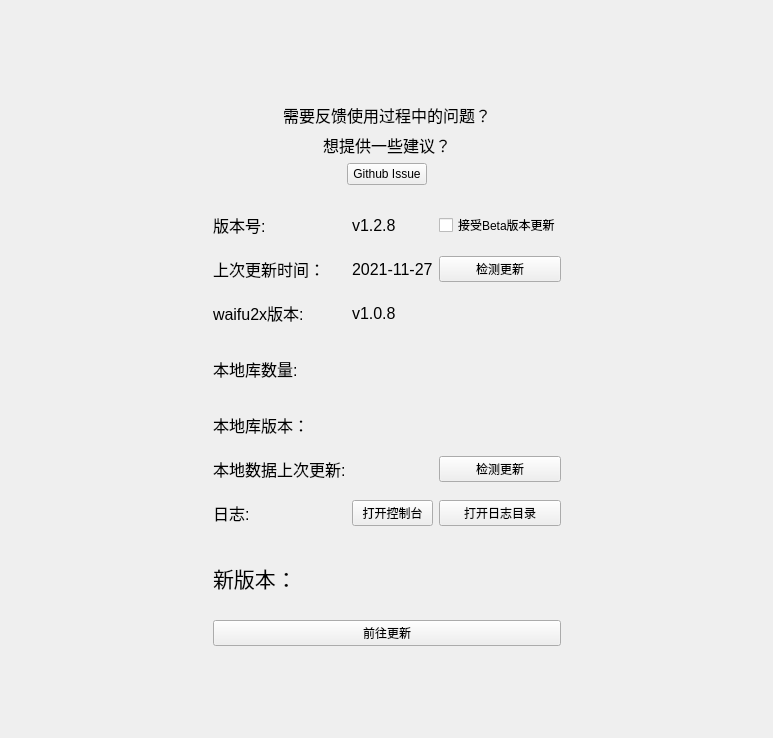
Above: ui/ui_help.ui from tonquer/picacg-qt before the change. Below: the same form after it.
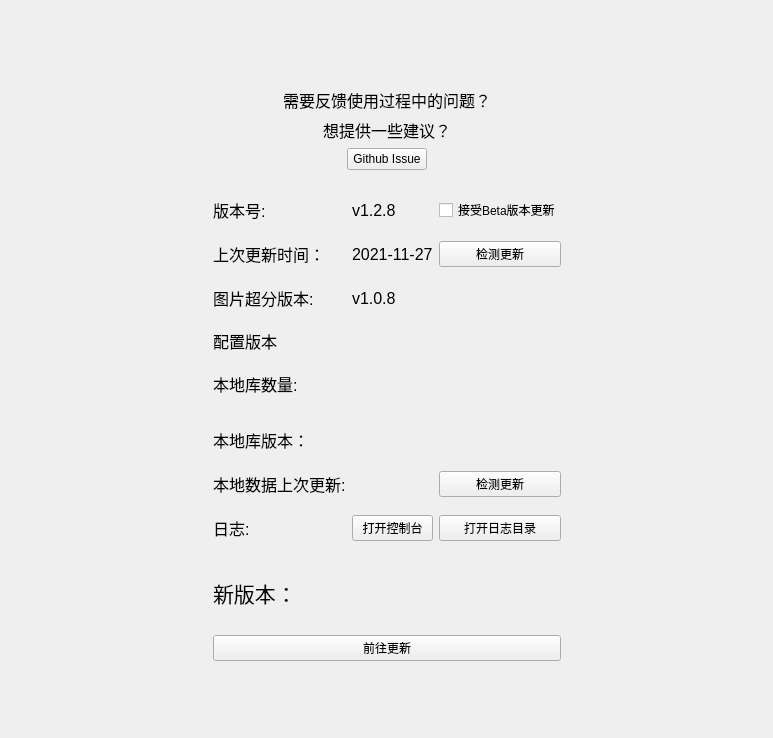
That is the form after the change. Icons and pictures are not drawn. Custom widgets are drawn as their Qt base class.

```diff
--- a/ui/ui_help.ui
+++ b/ui/ui_help.ui
@@ -29,7 +29,7 @@
         <x>0</x>
         <y>0</y>
         <width>736</width>
-        <height>744</height>
+        <height>771</height>
        </rect>
       </property>
       <layout class="QVBoxLayout" name="verticalLayout_3">
@@ -108,7 +108,7 @@
             <item>
              <widget class="QWidget" name="widget_2" native="true">
               <layout class="QGridLayout" name="gridLayout">
-               <item row="3" column="0">
+               <item row="4" column="0">
                 <widget class="QLabel" name="label_5">
                  <property name="minimumSize">
                   <size>
@@ -126,13 +126,68 @@
                  </property>
                 </widget>
                </item>
-               <item row="5" column="2">
+               <item row="1" column="0">
+                <widget class="QLabel" name="label_9">
+                 <property name="font">
+                  <font>
+                   <pointsize>12</pointsize>
+                  </font>
+                 </property>
+                 <property name="text">
+                  <string>上次更新时间：</string>
+                 </property>
+                </widget>
+               </item>
+               <item row="0" column="2">
+                <widget class="QCheckBox" name="preCheckBox">
+                 <property name="text">
+                  <string>接受Beta版本更新</string>
+                 </property>
+                </widget>
+               </item>
+               <item row="2" column="0">
+                <widget class="QLabel" name="label_6">
+                 <property name="minimumSize">
+                  <size>
+                   <width>80</width>
+                   <height>50</height>
+                  </size>
+                 </property>
+                 <property name="font">
+                  <font>
+                   <pointsize>12</pointsize>
+                  </font>
+                 </property>
+                 <property name="text">
+                  <string>图片超分版本:</string>
+                 </property>
+                </widget>
+               </item>
+               <item row="7" column="2">
                 <widget class="QPushButton" name="dbCheck">
                  <property name="text">
                   <string>检测更新</string>
                  </property>
                 </widget>
                </item>
+               <item row="6" column="0">
+                <widget class="QLabel" name="label_10">
+                 <property name="minimumSize">
+                  <size>
+                   <width>80</width>
+                   <height>50</height>
+                  </size>
+                 </property>
+                 <property name="font">
+                  <font>
+                   <pointsize>12</pointsize>
+                  </font>
+                 </property>
+                 <property name="text">
+                  <string>本地库版本：</string>
+                 </property>
+                </widget>
+               </item>
                <item row="0" column="0">
                 <widget class="QLabel" name="label_4">
                  <property name="minimumSize">
@@ -151,48 +206,6 @@
                  </property>
                 </widget>
                </item>
-               <item row="5" column="1">
-                <widget class="QLabel" name="localTime">
-                 <property name="font">
-                  <font>
-                   <pointsize>12</pointsize>
-                  </font>
-                 </property>
-                 <property name="text">
-                  <string/>
-                 </property>
-                </widget>
-               </item>
-               <item row="2" column="0">
-                <widget class="QLabel" name="label_6">
-                 <property name="minimumSize">
-                  <size>
-                   <width>80</width>
-                   <height>50</height>
-                  </size>
-                 </property>
-                 <property name="font">
-                  <font>
-                   <pointsize>12</pointsize>
-                  </font>
-                 </property>
-                 <property name="text">
-                  <string>waifu2x版本:</string>
-                 </property>
-                </widget>
-               </item>
-               <item row="1" column="1">
-                <widget class="QLabel" name="upTimeLabel">
-                 <property name="font">
-                  <font>
-                   <pointsize>12</pointsize>
-                  </font>
-                 </property>
-                 <property name="text">
-                  <string>2021-11-27</string>
-                 </property>
-                </widget>
-               </item>
                <item row="1" column="2">
                 <widget class="QPushButton" name="verCheck">
                  <property name="text">
@@ -200,29 +213,40 @@
                  </property>
                 </widget>
                </item>
-               <item row="3" column="1">
-                <widget class="QLabel" name="localNum">
+               <item row="8" column="0">
+                <widget class="QLabel" name="label_7">
+                 <property name="minimumSize">
+                  <size>
+                   <width>80</width>
+                   <height>50</height>
+                  </size>
+                 </property>
                  <property name="font">
                   <font>
                    <pointsize>12</pointsize>
                   </font>
                  </property>
                  <property name="text">
-                  <string/>
+                  <string>日志:</string>
                  </property>
                 </widget>
                </item>
                <item row="6" column="1">
-                <widget class="QPushButton" name="openCmd">
+                <widget class="QLabel" name="localVer">
+                 <property name="font">
+                  <font>
+                   <pointsize>12</pointsize>
+                  </font>
+                 </property>
                  <property name="text">
-                  <string>打开控制台</string>
+                  <string/>
                  </property>
                 </widget>
                </item>
-               <item row="0" column="2">
-                <widget class="QCheckBox" name="preCheckBox">
+               <item row="8" column="2">
+                <widget class="QPushButton" name="logButton">
                  <property name="text">
-                  <string>接受Beta版本更新</string>
+                  <string>打开日志目录</string>
                  </property>
                 </widget>
                </item>
@@ -238,52 +262,22 @@
                  </property>
                 </widget>
                </item>
-               <item row="1" column="0">
-                <widget class="QLabel" name="label_9">
+               <item row="4" column="1">
+                <widget class="QLabel" name="localNum">
                  <property name="font">
                   <font>
                    <pointsize>12</pointsize>
                   </font>
                  </property>
                  <property name="text">
-                  <string>上次更新时间：</string>
+                  <string/>
                  </property>
                 </widget>
                </item>
-               <item row="6" column="2">
-                <widget class="QPushButton" name="logButton">
+               <item row="8" column="1">
+                <widget class="QPushButton" name="openCmd">
                  <property name="text">
-                  <string>打开日志目录</string>
-                 </property>
-                </widget>
-               </item>
-               <item row="6" column="0">
-                <widget class="QLabel" name="label_7">
-                 <property name="minimumSize">
-                  <size>
-                   <width>80</width>
-                   <height>50</height>
-                  </size>
-                 </property>
-                 <property name="font">
-                  <font>
-                   <pointsize>12</pointsize>
-                  </font>
-                 </property>
-                 <property name="text">
-                  <string>日志:</string>
-                 </property>
-                </widget>
-               </item>
-               <item row="5" column="0">
-                <widget class="QLabel" name="label_11">
-                 <property name="font">
-                  <font>
-                   <pointsize>12</pointsize>
-                  </font>
-                 </property>
-                 <property name="text">
-                  <string>本地数据上次更新:</string>
+                  <string>打开控制台</string>
                  </property>
                 </widget>
                </item>
@@ -299,26 +293,56 @@
                  </property>
                 </widget>
                </item>
-               <item row="4" column="0">
-                <widget class="QLabel" name="label_10">
-                 <property name="minimumSize">
-                  <size>
-                   <width>80</width>
-                   <height>50</height>
-                  </size>
+               <item row="7" column="0">
+                <widget class="QLabel" name="label_11">
+                 <property name="font">
+                  <font>
+                   <pointsize>12</pointsize>
+                  </font>
                  </property>
+                 <property name="text">
+                  <string>本地数据上次更新:</string>
+                 </property>
+                </widget>
+               </item>
+               <item row="1" column="1">
+                <widget class="QLabel" name="upTimeLabel">
                  <property name="font">
                   <font>
                    <pointsize>12</pointsize>
                   </font>
                  </property>
                  <property name="text">
-                  <string>本地库版本：</string>
+                  <string>2021-11-27</string>
                  </property>
                 </widget>
                </item>
-               <item row="4" column="1">
-                <widget class="QLabel" name="localVer">
+               <item row="7" column="1">
+                <widget class="QLabel" name="localTime">
+                 <property name="font">
+                  <font>
+                   <pointsize>12</pointsize>
+                  </font>
+                 </property>
+                 <property name="text">
+                  <string/>
+                 </property>
+                </widget>
+               </item>
+               <item row="3" column="0">
+                <widget class="QLabel" name="label_12">
+                 <property name="font">
+                  <font>
+                   <pointsize>12</pointsize>
+                  </font>
+                 </property>
+                 <property name="text">
+                  <string>配置版本</string>
+                 </property>
+                </widget>
+               </item>
+               <item row="3" column="1">
+                <widget class="QLabel" name="configVer">
                  <property name="font">
                   <font>
                    <pointsize>12</pointsize>
```
